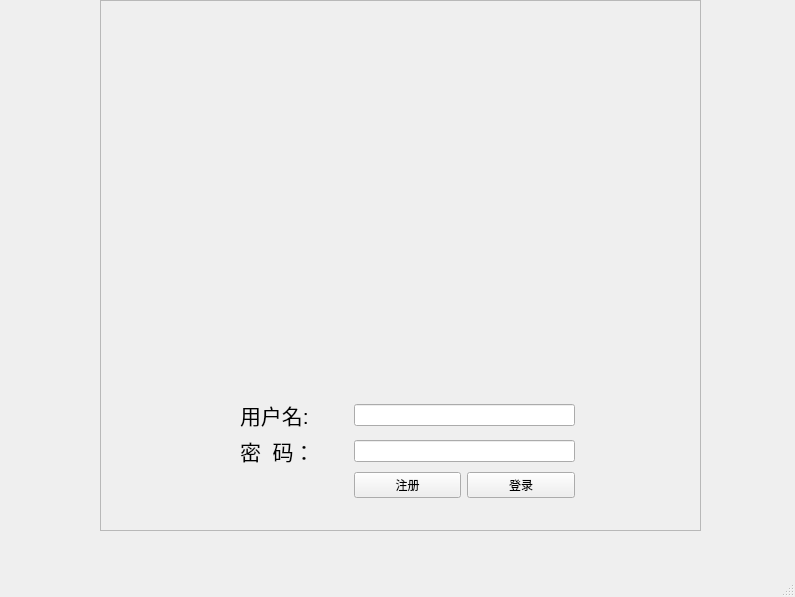
Qt form ui/App.ui (wwelemon/LPDsystem) before a commit.
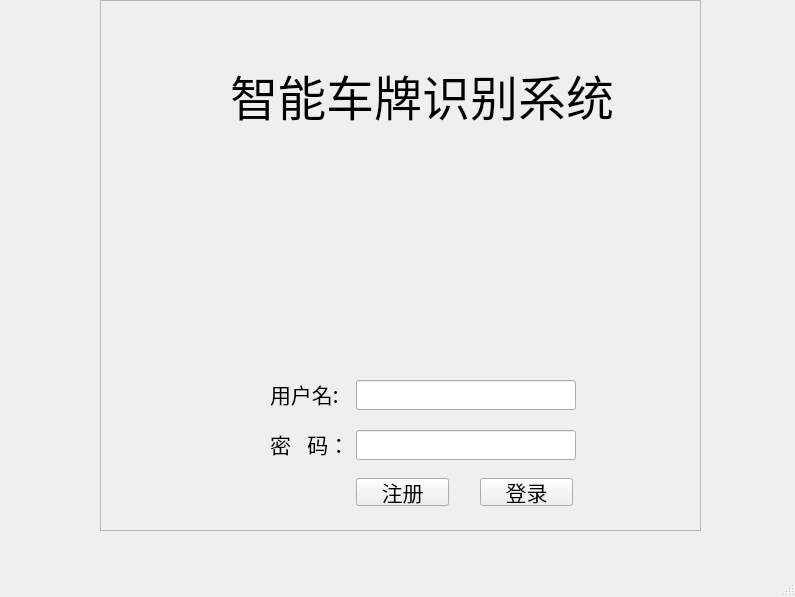
The same form after that commit.

```diff
--- a/ui/App.ui
+++ b/ui/App.ui
@@ -38,45 +38,34 @@
     <property name="frameShadow">
      <enum>QFrame::Raised</enum>
     </property>
-    <widget class="QWidget" name="layoutWidget">
-     <property name="geometry">
-      <rect>
-       <x>140</x>
-       <y>400</y>
-       <width>335</width>
-       <height>98</height>
-      </rect>
-     </property>
-     <layout class="QGridLayout" name="gridLayout">
-      <item row="0" column="0">
-       <widget class="QLabel" name="label">
-        <property name="font">
-         <font>
-          <pointsize>16</pointsize>
-         </font>
-        </property>
-        <property name="text">
-         <string>用户名:</string>
-        </property>
-       </widget>
-      </item>
-      <item row="0" column="1" colspan="2">
-       <widget class="QLineEdit" name="username"/>
-      </item>
-      <item row="1" column="0">
        <widget class="QLabel" name="label_2">
+     <property name="geometry">
+      <rect>
+       <x>170</x>
+       <y>430</y>
+       <width>81</width>
+       <height>27</height>
+      </rect>
+     </property>
         <property name="font">
          <font>
+       <family>微软雅黑</family>
           <pointsize>16</pointsize>
          </font>
         </property>
         <property name="text">
-         <string>密  码：</string>
-        </property>
-       </widget>
-      </item>
-      <item row="1" column="1" colspan="2">
+      <string>密   码：</string>
+     </property>
+    </widget>
        <widget class="QLineEdit" name="password">
+     <property name="geometry">
+      <rect>
+       <x>256</x>
+       <y>430</y>
+       <width>220</width>
+       <height>30</height>
+      </rect>
+     </property>
         <property name="minimumSize">
          <size>
           <width>217</width>
@@ -84,25 +73,97 @@
          </size>
         </property>
        </widget>
-      </item>
-      <item row="2" column="2">
        <widget class="QPushButton" name="loginbutton">
         <property name="enabled">
          <bool>true</bool>
         </property>
+     <property name="geometry">
+      <rect>
+       <x>380</x>
+       <y>478</y>
+       <width>93</width>
+       <height>28</height>
+      </rect>
+     </property>
+     <property name="font">
+      <font>
+       <family>微软雅黑</family>
+       <pointsize>16</pointsize>
+      </font>
+     </property>
         <property name="text">
          <string>登录</string>
         </property>
        </widget>
-      </item>
-      <item row="2" column="1">
+    <widget class="QLabel" name="label">
+     <property name="geometry">
+      <rect>
+       <x>170</x>
+       <y>380</y>
+       <width>71</width>
+       <height>27</height>
+      </rect>
+     </property>
+     <property name="font">
+      <font>
+       <family>微软雅黑</family>
+       <pointsize>16</pointsize>
+      </font>
+     </property>
+     <property name="text">
+      <string>用户名:</string>
+     </property>
+    </widget>
+    <widget class="QLineEdit" name="username">
+     <property name="geometry">
+      <rect>
+       <x>256</x>
+       <y>380</y>
+       <width>220</width>
+       <height>30</height>
+      </rect>
+     </property>
+    </widget>
        <widget class="QPushButton" name="registerbutton">
+     <property name="geometry">
+      <rect>
+       <x>256</x>
+       <y>478</y>
+       <width>93</width>
+       <height>28</height>
+      </rect>
+     </property>
+     <property name="font">
+      <font>
+       <family>微软雅黑</family>
+       <pointsize>16</pointsize>
+      </font>
+     </property>
         <property name="text">
          <string>注册</string>
         </property>
        </widget>
-      </item>
-     </layout>
+    <widget class="QLabel" name="label_3">
+     <property name="geometry">
+      <rect>
+       <x>130</x>
+       <y>50</y>
+       <width>391</width>
+       <height>91</height>
+      </rect>
+     </property>
+     <property name="font">
+      <font>
+       <family>楷体</family>
+       <pointsize>36</pointsize>
+       <weight>50</weight>
+       <italic>false</italic>
+       <bold>false</bold>
+      </font>
+     </property>
+     <property name="text">
+      <string>智能车牌识别系统</string>
+     </property>
     </widget>
    </widget>
   </widget>
```
Lines whose indentation alone changed are shown as unchanged.
